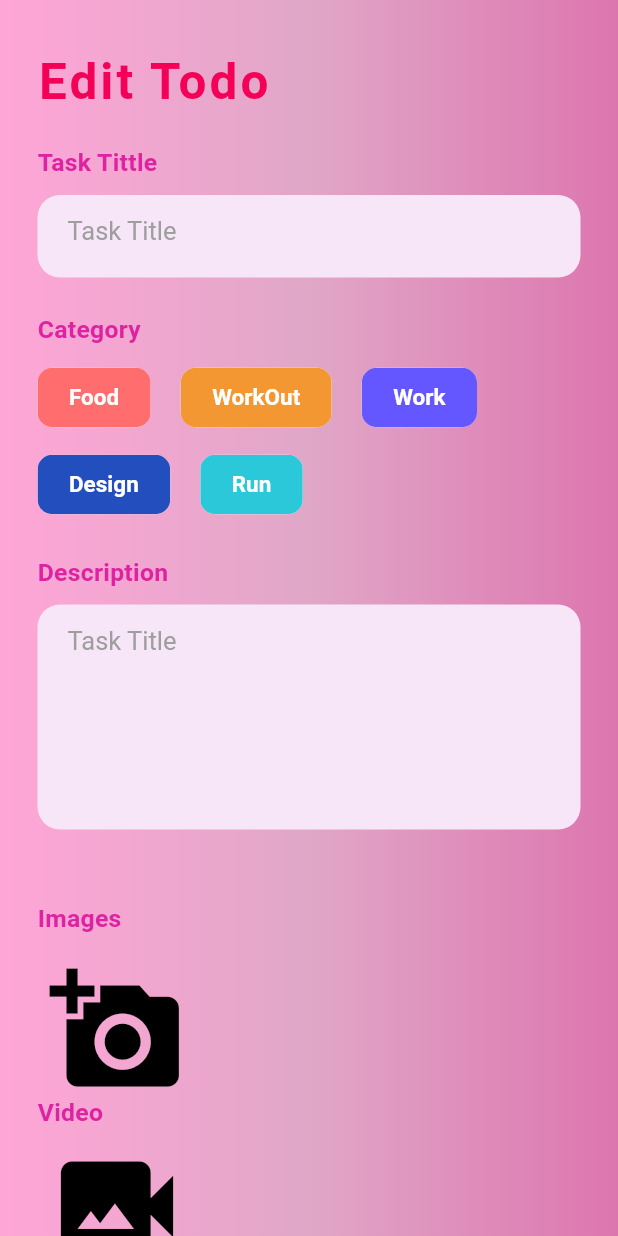
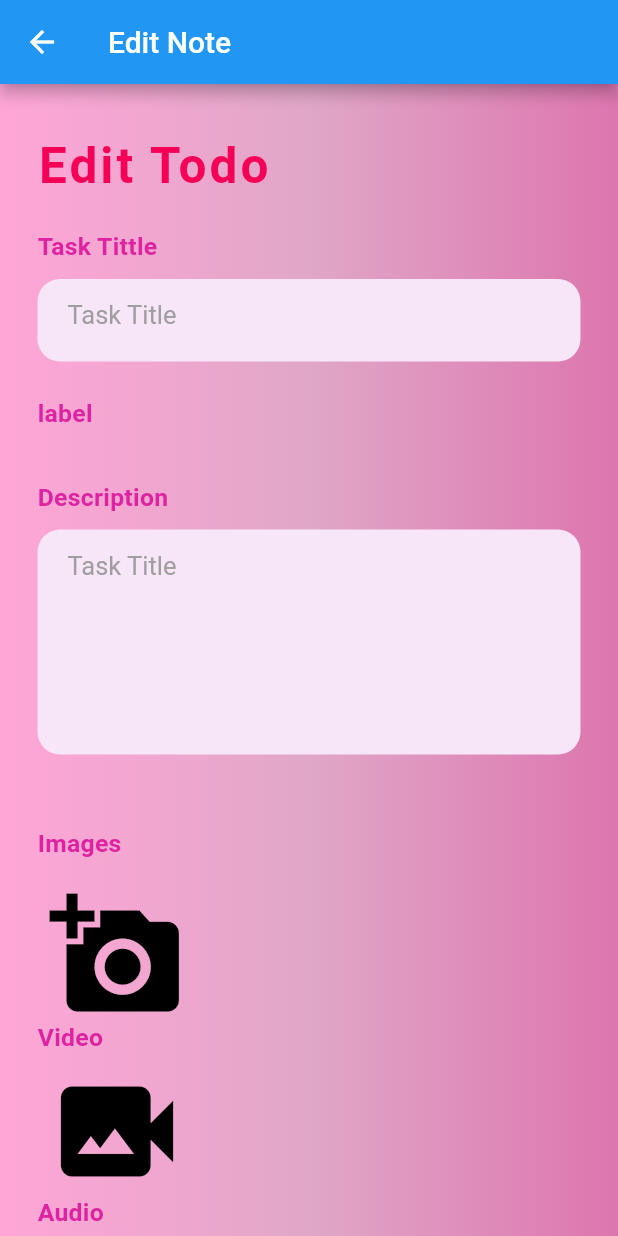
Before and after one commit to NDHung228/todoapp, a Flutter app: the EditNoteScreen screen opened directly with empty values, on a phone screen of 412 x 824 dp. Run offline on Flutter 3.47's test engine with Material 2 defaults, Android fonts, the phone set to English and light mode, and no system bars; our stand-ins replace audioplayers, chewie, cloud_firestore, file_picker, firebase_auth, firebase_core and 8 more; accounts and stored records are empty; network calls fail.

Commit message:
Function label
done

```diff
--- a/todoapp/lib/model/Note.dart
+++ b/todoapp/lib/model/Note.dart
@@ -3,7 +3,7 @@ import 'package:cloud_firestore/cloud_firestore.dart';
 class Note {
   final String title;
   final String description;
-  final String label;
+  final List<String> label;
   final String uid;
   final String noteid;
   final String? password;
--- a/todoapp/lib/page/EditNote.dart
+++ b/todoapp/lib/page/EditNote.dart
@@ -12,7 +12,9 @@ import 'package:flutter/src/widgets/placeholder.dart';
 import 'package:flutter/src/widgets/framework.dart';
 import 'package:image_picker/image_picker.dart';
 import 'package:todoapp/Service/Note_Service.dart';
+import 'package:todoapp/model/Label.dart';
 import 'package:todoapp/page/HomePage.dart';
+import 'package:todoapp/page/LabelSelection.dart';
 import 'package:video_player/video_player.dart';
 
 import '../model/Note.dart';
@@ -29,7 +31,7 @@ class EditNoteScreen extends StatefulWidget {
 class _EditNoteScreenState extends State<EditNoteScreen> {
   late TextEditingController _titleController;
   late TextEditingController _descriptionController;
-  late String _label;
+  late List<String> _label;
   late String _noteid;
   late String documentID;
   final FirebaseFirestore _db = FirebaseFirestore.instance;
@@ -41,18 +43,20 @@ class _EditNoteScreenState extends State<EditNoteScreen> {
   File? audioFile;
   VideoPlayerController? _videoController;
   var chewieController;
-  String? _audioURL ='';
+  String? _audioURL = '';
   final _audioPlayer = AudioPlayer();
   bool isPlayingSound = false;
   Duration durationSound = Duration.zero;
   Duration position = Duration.zero;
   ImagePicker image = ImagePicker();
   bool _isLoading = false;
+  List<String> _availableLabels = [];
 
   @override
   void initState() {
     // TODO: implement initState
     super.initState();
+    loadData();
     _titleController = TextEditingController(text: widget.note.title);
     _descriptionController =
         TextEditingController(text: widget.note.description);
@@ -64,7 +68,7 @@ class _EditNoteScreenState extends State<EditNoteScreen> {
     videoURL = widget.note.videoURL ?? '';
     _audioURL = widget.note.soundURL ?? '';
 
-    print('audio ' +_audioURL.toString());
+    print('audio ' + _audioURL.toString());
     if (_audioURL!.length != 0) {
       audioFile = File(_audioURL.toString());
     }
@@ -154,6 +158,20 @@ class _EditNoteScreenState extends State<EditNoteScreen> {
     }
   }
 
+  Future<void> loadData() async {
+    try {
+      List<Label> listLabel = await _noteService.getLabels();
+
+      for (int i = 0; i < listLabel.length; i++) {
+        setState(() {
+          _availableLabels.add(listLabel[i].nameLabel ?? '');
+        });
+      }
+    } catch (e) {
+      print(e);
+    }
+  }
+
   Future<String?> uploadVideo() async {
     String? downloadURL = '';
 
@@ -169,6 +187,11 @@ class _EditNoteScreenState extends State<EditNoteScreen> {
       print('Error uploading video: $e');
     }
     return downloadURL;
+  }
+
+  void onLabelsSelected(List<String> selectedLabels) {
+    print('get data from ' + selectedLabels.length.toString());
+    _label = selectedLabels;
   }
 
   Future<String?> uploadImage() async {
@@ -194,7 +217,7 @@ class _EditNoteScreenState extends State<EditNoteScreen> {
 
   final NoteService _noteService = NoteService();
 
-  void _selectCategory(String label) {
+  void _selectCategory(List<String> label) {
     setState(() {
       _label = label;
     });
@@ -218,6 +241,7 @@ class _EditNoteScreenState extends State<EditNoteScreen> {
   @override
   Widget build(BuildContext context) {
     return Scaffold(
+      appBar: AppBar(title: Text('Edit Note'),),
       body: Container(
         height: MediaQuery.of(context).size.height,
         width: MediaQuery.of(context).size.width,
@@ -260,24 +284,14 @@ class _EditNoteScreenState extends State<EditNoteScreen> {
                   SizedBox(
                     height: 25,
                   ),
-                  label("Category"),
+                  label("label"),
                   SizedBox(
                     height: 12,
                   ),
-                  Wrap(
-                    runSpacing: 10,
-                    children: [
-                      chipData("Food", 0xffff6d6e),
-                      SizedBox(width: 20),
-                      chipData("WorkOut", 0xfff29732),
-                      SizedBox(width: 20),
-                      chipData("Work", 0xff6557ff),
-                      SizedBox(width: 20),
-                      chipData("Design", 0xff234ebd),
-                      SizedBox(width: 20),
-                      chipData("Run", 0xff2bc8d9),
-                    ],
-                  ),
+                  LabelSelector(
+                      allLabels: _availableLabels,
+                      onLabelsSelected: onLabelsSelected,
+                      selectedLabels: _label),
                   SizedBox(
                     height: 25,
                   ),
@@ -375,7 +389,7 @@ class _EditNoteScreenState extends State<EditNoteScreen> {
   }
 
   Widget _buildAudio() {
-    return _audioURL?.length == 0  ? _buildFilePicker() : _buildAudioPlayer();
+    return _audioURL?.length == 0 ? _buildFilePicker() : _buildAudioPlayer();
   }
 
   Widget _buildFilePicker() {
@@ -429,36 +443,6 @@ class _EditNoteScreenState extends State<EditNoteScreen> {
     );
   }
 
-  Widget chipData(String label, int color) {
-    return GestureDetector(
-      onTap: () {
-        _selectCategory(label);
-      },
-      child: Chip(
-        backgroundColor: _label == null || _label != label
-            ? Color(color)
-            : Color(color).withOpacity(0.6),
-        shape: RoundedRectangleBorder(
-          borderRadius: BorderRadius.circular(
-            10,
-          ),
-        ),
-        label: Text(
-          label,
-          style: TextStyle(
-            color: Colors.white,
-            fontSize: 15,
-            fontWeight: FontWeight.w600,
-          ),
-        ),
-        labelPadding: EdgeInsets.symmetric(
-          horizontal: 17,
-          vertical: 3.8,
-        ),
-      ),
-    );
-  }
-
   Future<String?> uploadSound() async {
     String? downloadURL = '';
 
@@ -488,7 +472,7 @@ class _EditNoteScreenState extends State<EditNoteScreen> {
     String uid = user.uid;
     String title = _titleController.text;
     String description = _descriptionController.text;
-    String label = _label;
+    List<String> label = _label;
     if (imageFile != null) {
       imageURL = await uploadImage();
     }
@@ -503,7 +487,7 @@ class _EditNoteScreenState extends State<EditNoteScreen> {
     } else {
       soundURL = await uploadSound() ?? '';
     }
-    print('upload audio '+soundURL);
+    print('upload audio ' + soundURL);
 
     Note note = Note(
         title: title,
--- a/todoapp/lib/page/TrashPage.dart
+++ b/todoapp/lib/page/TrashPage.dart
@@ -47,10 +47,11 @@ class _TrashPageState extends State<TrashPage> {
 
       for (int i = 0; i < result.length; i++) {
         Map<String, dynamic> data = result[i];
+        List<String> listLabel = List<String>.from(data['label'] ?? []);
         Note note = Note(
             title: data['title'],
             description: data['description'],
-            label: data['label'],
+            label: listLabel ?? [],
             uid: data['uid'],
             noteid: data['noteid'],
             password: data['password'],
@@ -67,7 +68,7 @@ class _TrashPageState extends State<TrashPage> {
         print('test1 ' + timeNow.difference(timeNote).inDays.toString());
         print('test2 ' + timeNow.difference(noteDate).inDays.toString());
         int? dayDelete = note.dayDelete;
-        print('test3 '+dayDelete.toString());
+        print('test3 ' + dayDelete.toString());
 
         if (daysGap >= dayDelete!) {
           _noteService.deleteNoteById(note.noteid);
@@ -112,10 +113,13 @@ class _TrashPageState extends State<TrashPage> {
                   .length, // Replace with the actual number of notes in the recycle bin
               itemBuilder: (BuildContext context, int index) {
                 Map<String, dynamic> data = noteList[index];
+
+                List<String> listLabel = List<String>.from(data['label'] ?? []);
+
                 Note note = Note(
                     title: data['title'],
                     description: data['description'],
-                    label: data['label']?? '',
+                    label: listLabel ?? [],
                     uid: data['uid'],
                     noteid: data['noteid'],
                     password: data['password'],
```
Also changed, not shown: todoapp/lib/Service/Note_Service.dart (+38 -2 lines), todoapp/lib/page/AddTodo.dart (+20 -40 lines), todoapp/lib/page/HomePage.dart (+75 -22 lines), todoapp/lib/page/LabelPage.dart (+10 -0 lines), todoapp/lib/page/LabelSelection.dart (+8 -5 lines), todoapp/lib/page/NotesByLabel.dart (added, +111 -0 lines).
